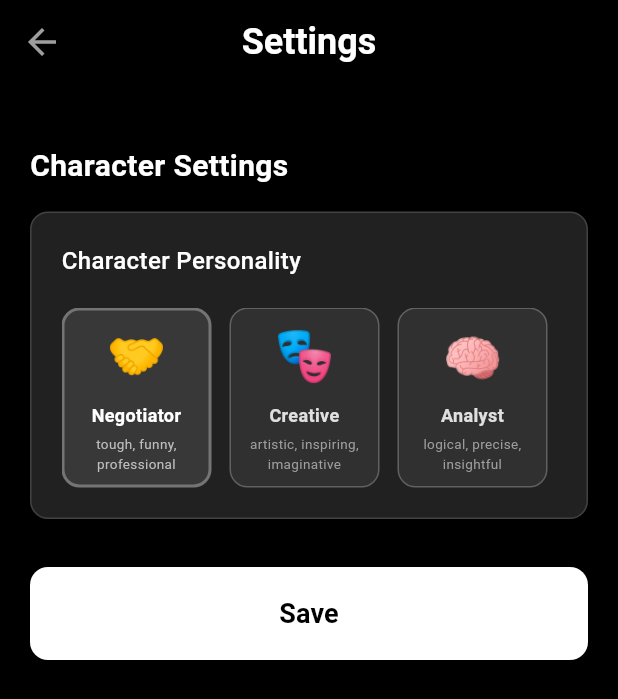
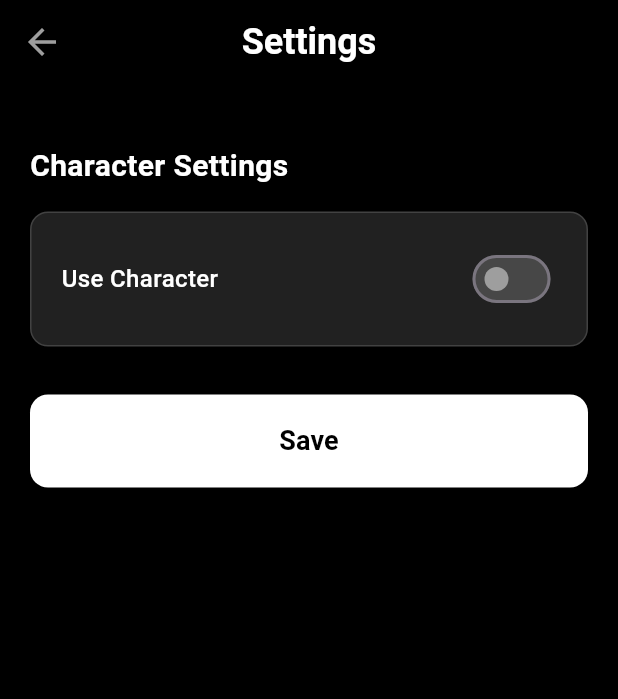
Before and after one commit to semihpolatt/future_reply_landing_new, a Flutter app: the SettingsPage screen opened directly, on a phone screen of 412 x 824 dp. Shown: the top 699 px of the screen. Run offline on Flutter 3.47's test engine with Material 3 defaults, Android fonts, the phone set to English and light mode, and no system bars; our stand-ins replace bubble, flutter_gemini, get, get_storage; missing offline and left inert: dart:html, flutter_gradient_animation_text, glassmorphism_widgets; accounts and stored records are empty.

Commit message:
feat:character select

```diff
--- a/lib/settings_page.dart
+++ b/lib/settings_page.dart
@@ -17,12 +17,14 @@ class SettingsPage extends StatefulWidget {
 
 class _SettingsPageState extends State<SettingsPage> {
   int selectedCharacterIndex = 0;
+  bool useCharacter = false;
   final storage = GetStorage();
 
   @override
   void initState() {
     super.initState();
-    // Load previously selected character
+    // Load previously selected character and toggle state
+    useCharacter = storage.read('use_character') ?? false;
     final savedCharacter = storage.read('selected_character');
     if (savedCharacter != null) {
       final allChars = allCharacters;
@@ -39,29 +41,44 @@ class _SettingsPageState extends State<SettingsPage> {
 
   final List<Map<String, String>> defaultCharacters = [
     {
-      'emoji': '🤝',
-      'title': 'Negotiator',
-      'description': 'tough, funny, professional'
+      'emoji': '💼',
+      'title': 'LinkedIn Warrior',
+      'description': 'professional, networker, ambitious'
     },
     {
-      'emoji': '🎭',
-      'title': 'Creative',
-      'description': 'artistic, inspiring, imaginative'
+      'emoji': '💕',
+      'title': 'Dating Guru',
+      'description': 'charming, confident, romantic'
     },
     {
-      'emoji': '🧠',
-      'title': 'Analyst',
-      'description': 'logical, precise, insightful'
+      'emoji': '👯‍♀️',
+      'title': 'Best Friend',
+      'description': 'supportive, loyal, fun'
     },
     {
-      'emoji': '😊',
-      'title': 'Friendly',
-      'description': 'warm, supportive, cheerful'
+      'emoji': '🤝',
+      'title': 'Sales Negotiator',
+      'description': 'persuasive, tough, deal-maker'
     },
     {
-      'emoji': '⚡',
-      'title': 'Dynamic',
-      'description': 'energetic, fast, decisive'
+      'emoji': '☕',
+      'title': 'Coffee Addict',
+      'description': 'energetic, workaholic, caffeine-powered'
+    },
+    {
+      'emoji': '🎮',
+      'title': 'Gaming Buddy',
+      'description': 'competitive, strategic, night owl'
+    },
+    {
+      'emoji': '📱',
+      'title': 'Social Media Expert',
+      'description': 'trendy, influencer, digital native'
+    },
+    {
+      'emoji': '🍕',
+      'title': 'Foodie Friend',
+      'description': 'adventurous, social, always hungry'
     },
   ];
 
@@ -251,6 +268,35 @@ class _SettingsPageState extends State<SettingsPage> {
                   child: Column(
                     crossAxisAlignment: CrossAxisAlignment.start,
                     children: [
+                      // Use Character Toggle
+                      Row(
+                        mainAxisAlignment: MainAxisAlignment.spaceBetween,
+                        children: [
+                          const Text(
+                            'Use Character',
+                            style: TextStyle(
+                              color: Colors.white,
+                              fontSize: 16,
+                              fontWeight: FontWeight.w500,
+                            ),
+                          ),
+                          Switch(
+                            value: useCharacter,
+                            onChanged: (value) {
+                              setState(() {
+                                useCharacter = value;
+                                storage.write('use_character', value);
+                              });
+                            },
+                            activeColor: Colors.white,
+                            activeTrackColor: Colors.white.withOpacity(0.3),
+                            inactiveThumbColor: Colors.grey,
+                            inactiveTrackColor: Colors.grey.withOpacity(0.3),
+                          ),
+                        ],
+                      ),
+                      if (useCharacter) ...[
+                        const SizedBox(height: 20),
                         const Text(
                           'Character Personality',
                           style: TextStyle(
@@ -284,7 +330,8 @@ class _SettingsPageState extends State<SettingsPage> {
                                       ),
                                     ),
                                     child: const Column(
-                                    mainAxisAlignment: MainAxisAlignment.center,
+                                      mainAxisAlignment:
+                                          MainAxisAlignment.center,
                                       children: [
                                         Icon(
                                           Icons.add,
@@ -330,8 +377,9 @@ class _SettingsPageState extends State<SettingsPage> {
                                       color: selectedCharacterIndex == index
                                           ? Colors.white.withOpacity(0.3)
                                           : Colors.grey[700]!,
-                                    width:
-                                        selectedCharacterIndex == index ? 2 : 1,
+                                      width: selectedCharacterIndex == index
+                                          ? 2
+                                          : 1,
                                     ),
                                   ),
                                   child: Column(
@@ -360,7 +408,8 @@ class _SettingsPageState extends State<SettingsPage> {
                                         child: Text(
                                           character['description']!,
                                           style: TextStyle(
-                                          color: selectedCharacterIndex == index
+                                            color:
+                                                selectedCharacterIndex == index
                                                     ? Colors.grey[400]
                                                     : Colors.grey[500],
                                             fontSize: 9,
@@ -379,6 +428,7 @@ class _SettingsPageState extends State<SettingsPage> {
                           ),
                         ),
                       ],
+                    ],
                   ),
                 ),
                 const SizedBox(height: 32),
@@ -387,11 +437,26 @@ class _SettingsPageState extends State<SettingsPage> {
                   width: double.infinity,
                   child: ElevatedButton(
                     onPressed: () {
-                      // Save selected character to storage
-                      if (selectedCharacterIndex < allCharacters.length) {
+                      // Save selected character and toggle state to storage
+                      storage.write('use_character', useCharacter);
+                      if (useCharacter &&
+                          selectedCharacterIndex < allCharacters.length) {
                         storage.write('selected_character',
                             allCharacters[selectedCharacterIndex]);
+                      } else if (!useCharacter) {
+                        // Clear selected character when toggle is off
+                        storage.remove('selected_character');
                       }
+
+                      // Show success message
+                      Get.snackbar(
+                        'Success',
+                        'Settings saved successfully!',
+                        backgroundColor: Colors.green.withOpacity(0.8),
+                        colorText: Colors.white,
+                        snackPosition: SnackPosition.TOP,
+                      );
+
                       widget.onSave();
                     },
                     style: ElevatedButton.styleFrom(
```
Also changed, not shown: lib/create_character_page.dart (+30 -30 lines), lib/query_page.dart (+20 -4 lines). Lines whose indentation alone changed are shown as unchanged.
